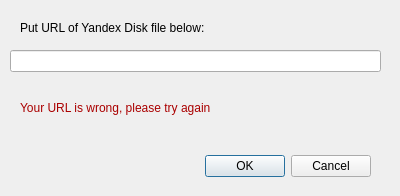
The window that forms/open_link_dialog.ui (akhmeade/yanileda) describes before a commit, drawn with Qt 5.
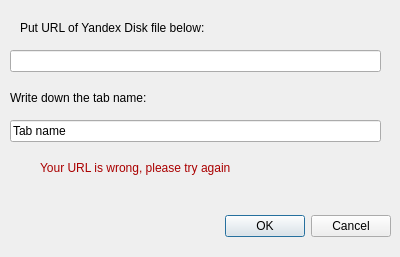
The same window after the commit.

Commit message: add opening bublic links

What changed in the file:
```diff
--- a/forms/open_link_dialog.ui
+++ b/forms/open_link_dialog.ui
@@ -7,7 +7,7 @@
     <x>0</x>
     <y>0</y>
     <width>400</width>
-    <height>196</height>
+    <height>257</height>
    </rect>
   </property>
   <property name="windowTitle">
@@ -16,8 +16,8 @@
   <widget class="QDialogButtonBox" name="buttonBox">
    <property name="geometry">
     <rect>
-     <x>30</x>
-     <y>150</y>
+     <x>50</x>
+     <y>210</y>
      <width>341</width>
      <height>32</height>
     </rect>
@@ -55,8 +55,8 @@
   <widget class="QLabel" name="warning_label">
    <property name="geometry">
     <rect>
-     <x>20</x>
-     <y>100</y>
+     <x>40</x>
+     <y>160</y>
      <width>231</width>
      <height>16</height>
     </rect>
@@ -65,6 +65,32 @@
     <string>&lt;html&gt;&lt;head/&gt;&lt;body&gt;&lt;p&gt;&lt;span style=&quot; color:#aa0000;&quot;&gt;Your URL is wrong, please try again&lt;/span&gt;&lt;/p&gt;&lt;/body&gt;&lt;/html&gt;</string>
    </property>
   </widget>
+  <widget class="QLineEdit" name="name_box">
+   <property name="geometry">
+    <rect>
+     <x>10</x>
+     <y>120</y>
+     <width>371</width>
+     <height>22</height>
+    </rect>
+   </property>
+   <property name="text">
+    <string>Tab name</string>
+   </property>
+  </widget>
+  <widget class="QLabel" name="label_2">
+   <property name="geometry">
+    <rect>
+     <x>10</x>
+     <y>90</y>
+     <width>371</width>
+     <height>16</height>
+    </rect>
+   </property>
+   <property name="text">
+    <string>Write down the tab name:</string>
+   </property>
+  </widget>
  </widget>
  <resources/>
  <connections>
```
The commit also changes 7 other files.
